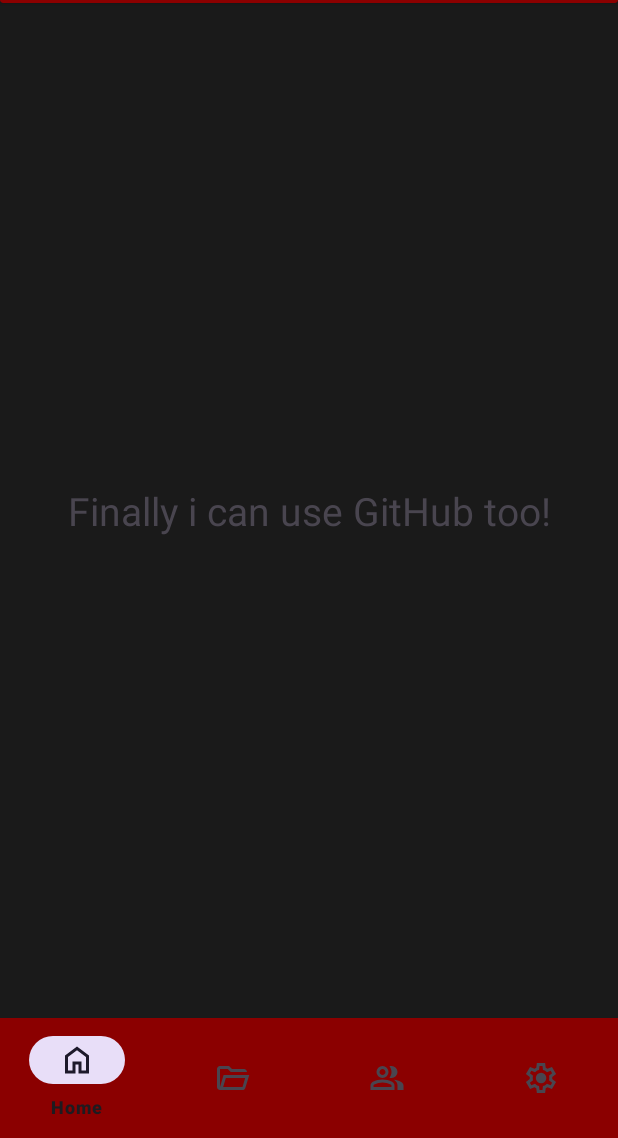
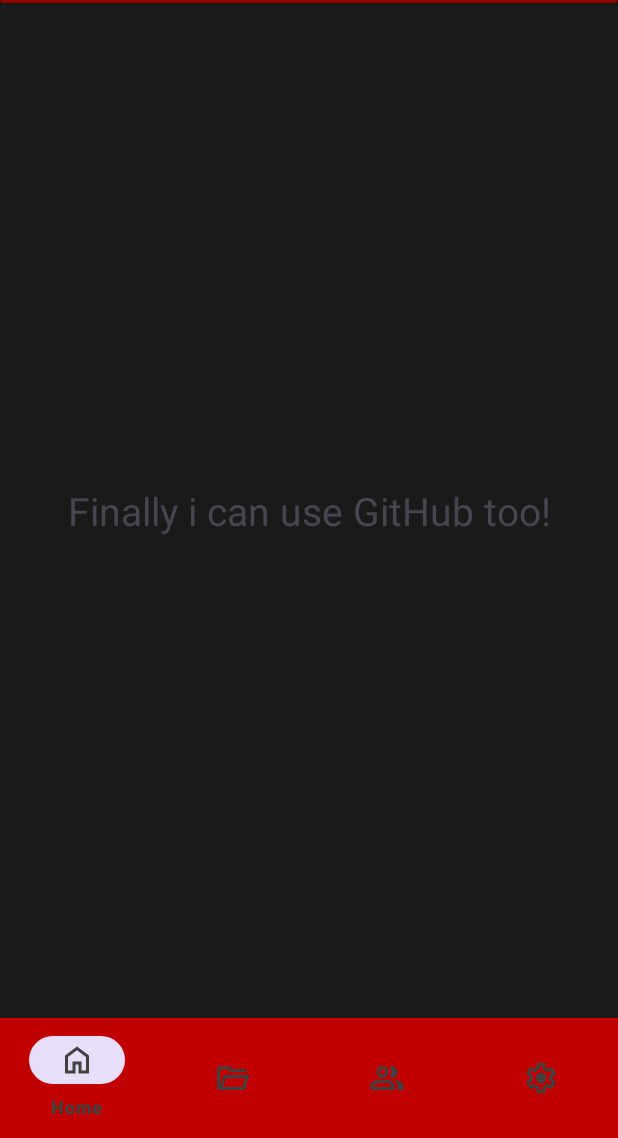
Before and after one commit to AngeloLav/FlexiPDF, an Android app: the screen it shows after launch (MainActivity), on a phone screen of 412 x 824 dp, the part 98-1236 px from its top. Run offline under Robolectric (Android 15) with nearby library versions, the phone set to English and light mode, and no system bars.

Commit message:
Fixing themes and color problems

```diff
--- a/app/src/main/res/layout/activity_main.xml
+++ b/app/src/main/res/layout/activity_main.xml
@@ -18,16 +18,18 @@
         app:layout_constraintTop_toTopOf="parent">
     </FrameLayout>
 
-
     <com.google.android.material.bottomnavigation.BottomNavigationView
         android:id="@+id/bottomNavigationView"
         android:layout_width="match_parent"
         android:layout_height="wrap_content"
+        android:background="?attr/android:statusBarColor"
         app:layout_constraintBottom_toBottomOf="parent"
         app:layout_constraintEnd_toEndOf="parent"
         app:layout_constraintStart_toStartOf="parent"
         app:menu="@menu/bottom_nav_menu"
-        app:itemBackground="@color/mild_red"
+        app:itemBackground="?attr/android:statusBarColor"
+        app:itemIconTint="?attr/colorPrimary"
+        app:itemTextColor="?attr/colorPrimary"
         android:soundEffectsEnabled="false"/>
 
 </androidx.constraintlayout.widget.ConstraintLayout>
--- a/app/src/main/res/layout/fragment_folders.xml
+++ b/app/src/main/res/layout/fragment_folders.xml
@@ -5,13 +5,13 @@
     xmlns:tools="http://schemas.android.com/tools"
     android:layout_width="match_parent"
     android:layout_height="match_parent"
-    android:background="@color/dark_themed_2">
+    android:background="?attr/android:windowBackground">
 
     <androidx.cardview.widget.CardView
         android:id="@+id/topBannerCardView"
         android:layout_width="0dp"
         android:layout_height="wrap_content"
-        app:cardBackgroundColor="@color/mild_red"
+        app:cardBackgroundColor="?attr/android:statusBarColor"
         app:cardElevation="4dp"
         app:layout_constraintTop_toTopOf="parent"
         app:layout_constraintStart_toStartOf="parent"
@@ -23,7 +23,7 @@
             android:layout_height="match_parent"
             android:paddingBottom="11dp">
 
-          <SearchView
+            <SearchView
                 android:id="@+id/searchView"
                 android:layout_width="0dp"
                 android:layout_height="wrap_content"
@@ -57,7 +57,7 @@
         android:layout_width="wrap_content" android:layout_height="wrap_content"
         android:layout_marginEnd="16dp"
         android:layout_marginBottom="16dp"
-        android:backgroundTint="@color/mild_red"
+        android:backgroundTint="?attr/android:statusBarColor"
         android:clickable="true"
         android:focusable="true"
         android:contentDescription="@string/floating_action_button_description"
--- a/app/src/main/res/values-night/themes.xml
+++ b/app/src/main/res/values-night/themes.xml
@@ -2,6 +2,21 @@
     <!-- Base application theme. -->
     <style name="Base.Theme.FlexiPDF" parent="Theme.Material3.DayNight.NoActionBar">
         <!-- Customize your dark theme here. -->
-        <!-- <item name="colorPrimary">@color/my_dark_primary</item> -->
+        <item name="colorPrimary">@color/light_gray</item>
+        <item name="colorPrimaryVariant">@color/mild_gray</item>
+        <item name="colorOnPrimary">@color/mild_red</item>
+
+        <!-->item name="colorSecondary">@color/my_dark_secondary</item>
+        <item name="colorSecondaryVariant">@color/my_dark_secondary_variant</item>
+        <item name="colorOnSecondary">@color/my_dark_on_secondary</item>-->
+
+        <!--<item name="">@color/mild_red</item>-->
+
+        <item name="android:statusBarColor">@color/mild_red</item>
+        <item name="android:navigationBarColor">@android:color/transparent</item>
+
+        <item name="android:windowBackground">@color/dark_themed_2</item>
+        <item name="colorSurface">@color/dark_themed</item>
+        <!--<item name="colorOnError">@color/my_dark_on_error</item>-->
     </style>
 </resources>
--- a/app/src/main/res/values/colors.xml
+++ b/app/src/main/res/values/colors.xml
@@ -2,8 +2,15 @@
 <resources>
     <color name="black">#FF000000</color>
     <color name="white">#FFFFFFFF</color>
+    <color name="light_gray">#C0C0C0</color>
+    <color name="mild_gray">#808080</color>
+    <color name="dark_gray">#404040</color>
+    <color name="light_red">#C00000</color>
     <color name="mild_red">#8B0000</color>
+    <color name="dark_red">#620000</color>
     <color name="dark_themed">#2A2A2A</color>
     <color name="dark_themed_2">#1A1A1A</color>
+    <color name="light_themed">#D5D5D5</color>
+    <color name="light_themed_2">#E5E5E5</color>
     <color name="search_bar_background">#2A2A2A</color>"
 </resources>
--- a/app/src/main/res/values/themes.xml
+++ b/app/src/main/res/values/themes.xml
@@ -2,7 +2,20 @@
     <!-- Base application theme. -->
     <style name="Base.Theme.FlexiPDF" parent="Theme.Material3.DayNight.NoActionBar">
         <!-- Customize your light theme here. -->
-        <!-- <item name="colorPrimary">@color/my_light_primary</item> -->
+        <item name="colorPrimary">@color/dark_gray</item>
+        <item name="colorPrimaryVariant">@color/mild_gray</item>
+        <!--<item name="colorOnPrimary">@color/my_dark_on_primary</item>
+
+        <item name="colorSecondary">@color/my_dark_secondary</item>
+        <item name="colorSecondaryVariant">@color/my_dark_secondary_variant</item>
+        <item name="colorOnSecondary">@color/my_dark_on_secondary</item>-->
+
+        <item name="android:statusBarColor">@color/light_red</item>
+        <item name="android:navigationBarColor">@android:color/transparent</item>
+
+        <item name="android:windowBackground">@color/light_themed_2</item>
+        <item name="colorSurface">@color/light_themed</item>
+        <!--<item name="colorOnError">@color/my_dark_on_error</item>-->
     </style>
 
     <style name="Theme.FlexiPDF" parent="Base.Theme.FlexiPDF" />
```
